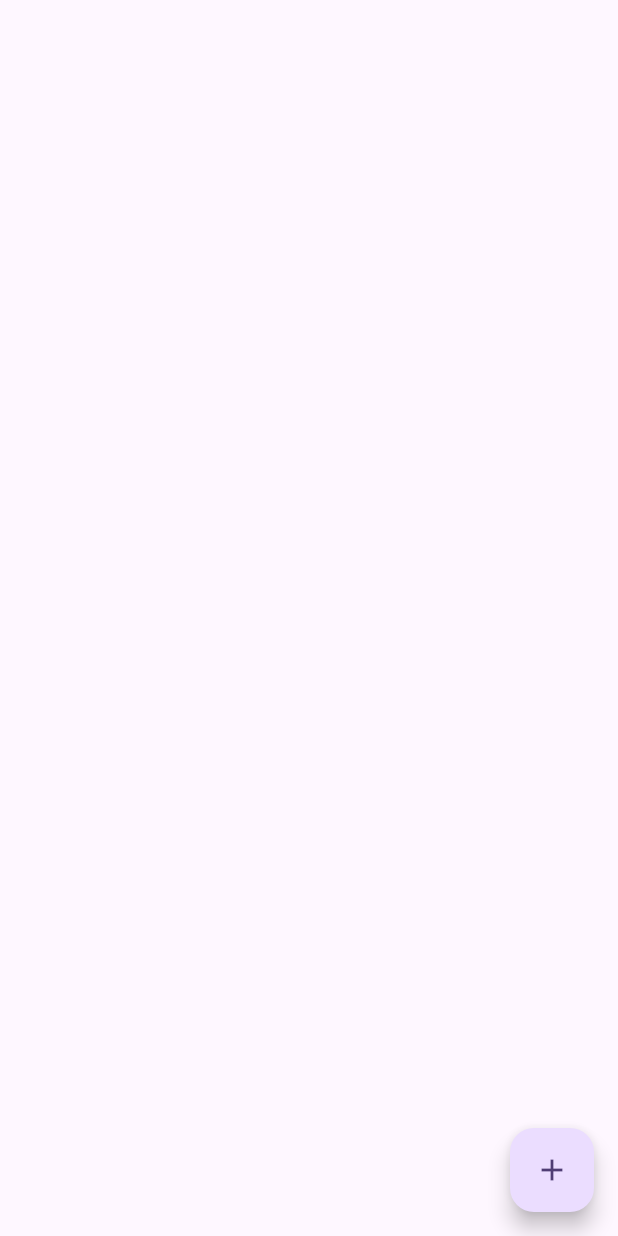
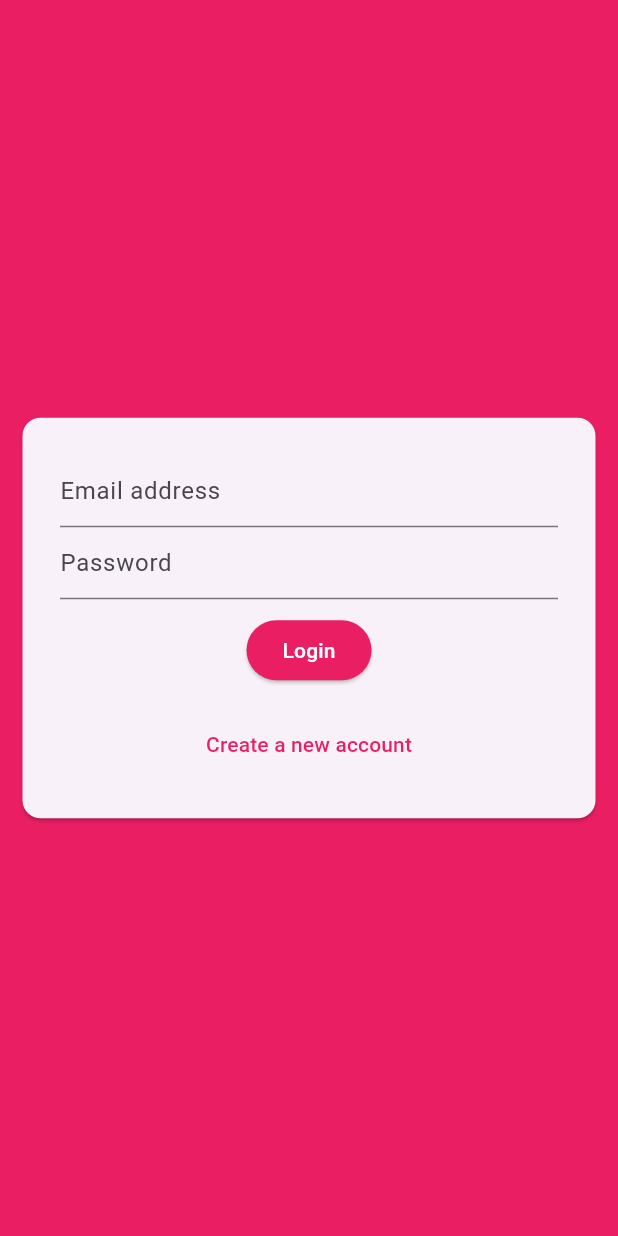
Before and after one commit to SyedMughisHussain/chat-app, a Flutter app: the screen it shows after launch, on a phone screen of 412 x 824 dp. Run offline on Flutter 3.47's test engine with Material 2 defaults, Android fonts, the phone set to English and light mode, and no system bars; our stand-ins replace cloud_firestore, firebase_auth, firebase_core; accounts and stored records are empty.

Commit message:
Changes made

```diff
--- a/lib/main.dart
+++ b/lib/main.dart
@@ -1,3 +1,4 @@
+import 'package:chat_app/screen/auth_screen.dart';
 import 'package:chat_app/screen/chat_screen.dart';
 import 'package:flutter/material.dart';
 // ignore: depend_on_referenced_packages
@@ -20,7 +21,7 @@ class MyApp extends StatelessWidget {
         colorScheme: ColorScheme.fromSeed(seedColor: Colors.deepPurple),
         useMaterial3: true,
       ),
-      home: const ChatScreen(),
+      home: const AuthScreen(),
     );
   }
 }
--- a/lib/screen/auth_screen.dart
+++ b/lib/screen/auth_screen.dart
@@ -0,0 +1,17 @@
+import 'package:flutter/material.dart';
+
+import '../widgets/auth_widget.dart';
+
+class AuthScreen extends StatefulWidget {
+  const AuthScreen({super.key});
+
+  @override
+  State<AuthScreen> createState() => _AuthScreenState();
+}
+
+class _AuthScreenState extends State<AuthScreen> {
+  @override
+  Widget build(BuildContext context) {
+    return const Scaffold(body: AuthWidget());
+  }
+}
--- /dev/null
+++ b/lib/widgets/auth_widget.dart
@@ -0,0 +1,152 @@
+import 'package:flutter/foundation.dart';
+import 'package:flutter/material.dart';
+import 'package:firebase_auth/firebase_auth.dart';
+import 'package:flutter/services.dart';
+
+class AuthWidget extends StatefulWidget {
+  const AuthWidget({super.key});
+
+  @override
+  State<AuthWidget> createState() => _AuthWidgetState();
+}
+
+class _AuthWidgetState extends State<AuthWidget> {
+  final _auth = FirebaseAuth.instance;
+  final _formKey = GlobalKey<FormState>();
+  var _emailAddress = '';
+  var _userName = '';
+  var _password = '';
+  bool _isLogin = true;
+
+  loginAndSignUp(
+      String email, String username, String password, bool isLogin) async {
+    UserCredential userCredential;
+    try {
+      if (isLogin) {
+        userCredential = await _auth.signInWithEmailAndPassword(
+            email: email, password: password);
+      } else {
+        userCredential = await _auth.createUserWithEmailAndPassword(
+            email: email, password: password);
+      }
+    } catch (err) {
+      if (kDebugMode) {
+        print(err);
+      }
+    }
+  }
+
+  void tryLogin() {
+    final isValid = _formKey.currentState!.validate();
+    FocusScope.of(context).unfocus();
+
+    if (isValid) {
+      _formKey.currentState!.save();
+      loginAndSignUp(_emailAddress, _userName, _password, _isLogin);
+    }
+  }
+
+  @override
+  Widget build(BuildContext context) {
+    return Scaffold(
+        backgroundColor: Colors.pink,
+        body: Center(
+          child: Card(
+            margin: const EdgeInsets.all(15),
+            child: Padding(
+              padding: const EdgeInsets.all(25),
+              child: SingleChildScrollView(
+                child: Form(
+                    key: _formKey,
+                    child: Column(
+                      mainAxisSize: MainAxisSize.min,
+                      children: [
+                        TextFormField(
+                          key: const ValueKey('Email address'),
+                          validator: (value) {
+                            if (value!.isEmpty || !value.contains('@')) {
+                              return 'Enter a valid email address.';
+                            }
+                            return null;
+                          },
+                          keyboardType: TextInputType.emailAddress,
+                          decoration: const InputDecoration(
+                            hintText: 'Email address',
+                          ),
+                          onSaved: (newValue) {
+                            _emailAddress = newValue!;
+                          },
+                        ),
+                        if (!_isLogin)
+                          TextFormField(
+                            key: const ValueKey('username'),
+                            validator: (value) {
+                              if (value!.isEmpty || value.length < 4) {
+                                return 'Enter a valid user name.';
+                              }
+                              return null;
+                            },
+                            keyboardType: TextInputType.name,
+                            decoration: const InputDecoration(
+                              hintText: 'Username',
+                            ),
+                            onSaved: (newValue) {
+                              _userName = newValue!;
+                            },
+                          ),
+                        TextFormField(
+                          key: const ValueKey('password'),
+                          validator: (value) {
+                            if (value!.isEmpty || value.length < 7) {
+                              return 'Enter a valid password.';
+                            }
+                            return null;
+                          },
+                          obscureText: true,
+                          keyboardType: TextInputType.text,
+                          decoration: const InputDecoration(
+                            hintText: 'Password',
+                          ),
+                          onSaved: (newValue) {
+                            _password = newValue!;
+                          },
+                        ),
+                        const SizedBox(
+                          height: 10,
+                        ),
+                        ElevatedButton(
+                            style: const ButtonStyle(
+                                foregroundColor:
+                                    MaterialStatePropertyAll(Colors.white),
+                                backgroundColor:
+                                    MaterialStatePropertyAll(Colors.pink)),
+                            onPressed: () {
+                              tryLogin();
+                            },
+                            child: Text(
+                              _isLogin ? 'Login' : 'SignUp',
+                            )),
+                        const SizedBox(
+                          height: 15,
+                        ),
+                        TextButton(
+                          onPressed: () {
+                            setState(() {
+                              _isLogin = !_isLogin;
+                            });
+                          },
+                          style: const ButtonStyle(
+                              foregroundColor:
+                                  MaterialStatePropertyAll(Colors.pink)),
+                          child: Text(_isLogin
+                              ? 'Create a new account'
+                              : 'Already have an account?'),
+                        )
+                      ],
+                    )),
+              ),
+            ),
+          ),
+        ));
+  }
+}
--- a/pubspec.yaml
+++ b/pubspec.yaml
@@ -31,6 +31,7 @@ dependencies:
   flutter:
     sdk: flutter
   cloud_firestore:
+  firebase_auth: ^4.7.2
 
   # The following adds the Cupertino Icons font to your application.
   # Use with the CupertinoIcons class for iOS style icons.
@@ -59,8 +60,8 @@ flutter:
   uses-material-design: true
 
   # To add assets to your application, add an assets section, like this:
-  # assets:
-  #   - images/a_dot_burr.jpeg
+  assets:
+    - assets/images/loginPageImage.png
   #   - images/a_dot_ham.jpeg
 
   # An image asset can refer to one or more resolution-specific "variants", see
```
Also changed, not shown: assets/images/loginPageImage.png (added), pubspec.lock, 1 other file.
